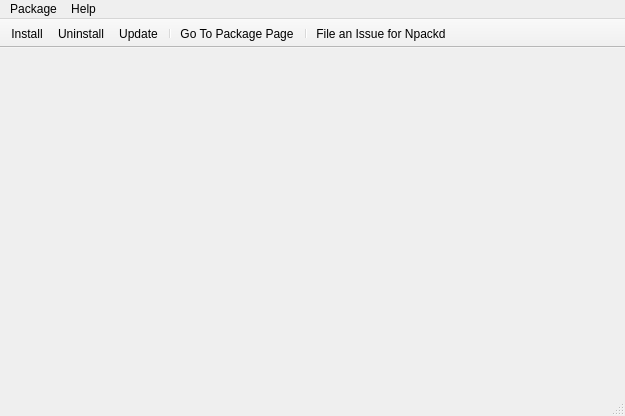
Before: the Qt Designer form wpmcpp/mainwindow.ui in npackd/npackd, drawn with Qt 5.
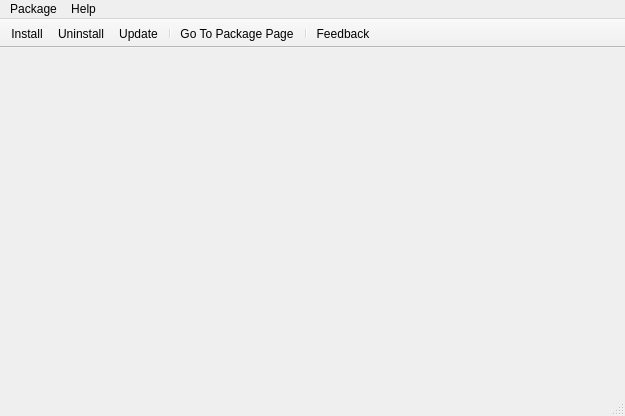
After: the same form once the commit is applied. Icons and pictures are not drawn.

Commit message: - licences - new package versions

```diff
--- a/wpmcpp/mainwindow.ui
+++ b/wpmcpp/mainwindow.ui
@@ -238,7 +238,7 @@
      <normaloff>:/images/fileissue.png</normaloff>:/images/fileissue.png</iconset>
    </property>
    <property name="text">
-    <string>File an Issue for Npackd</string>
+    <string>Feedback</string>
    </property>
    <property name="toolTip">
     <string>Found a bug? Wish a new feature to be added? Your favourite program is not available? File an issue!</string>
```
The commit also changes 2 other files.
